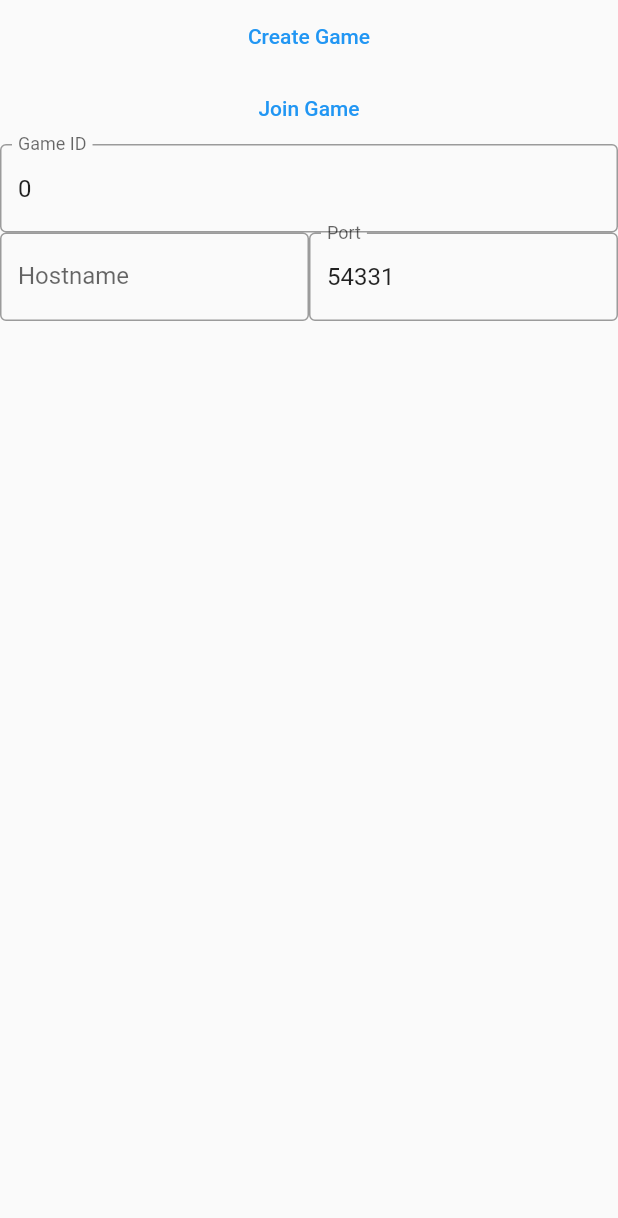
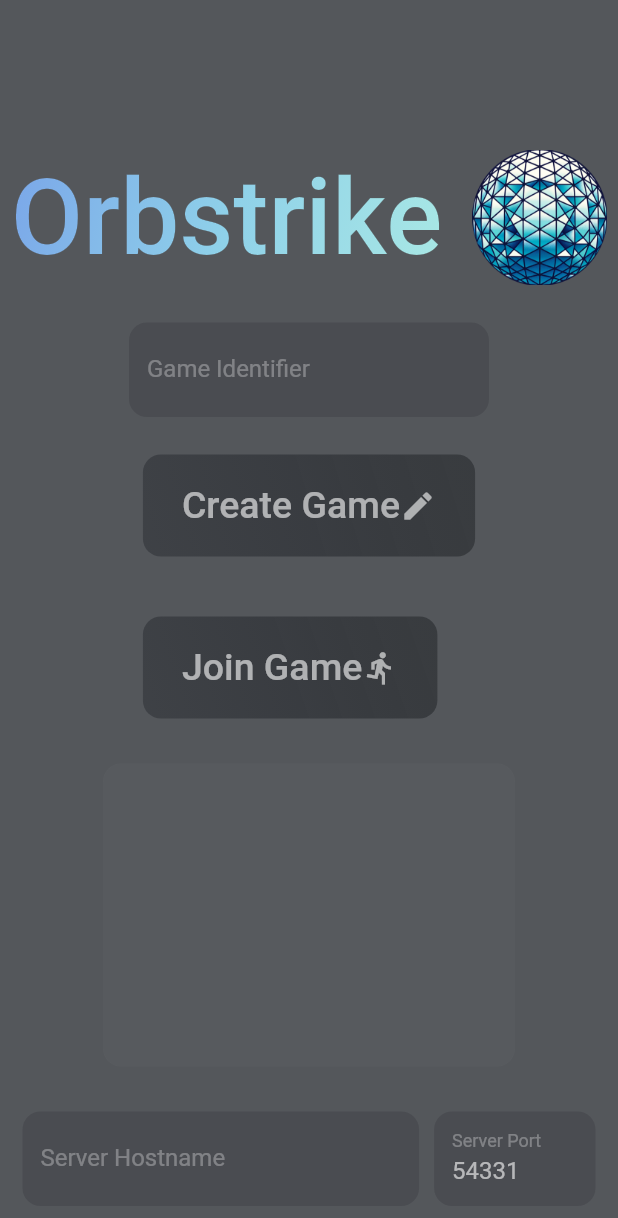
Before and after one commit to Megakuul/orbstrike, a Flutter app: the screen it shows after launch, on a phone screen of 412 x 824 dp. Shown: the top 1218 px of the screen. Run offline on Flutter 3.47's test engine with Material 2 defaults, Android fonts, the light colour scheme and no system bars; our stand-ins replace rxdart; missing offline and left inert: flame, grpc, protobuf.

Commit message:
Created Frontend Mainpage

```diff
--- /dev/null
+++ b/app/lib/Components/ElevatedIconButton.dart
@@ -0,0 +1,44 @@
+import 'package:flutter/material.dart';
+
+class ElevatedIconButton extends StatelessWidget {
+  final Text text;
+  final Icon icon;
+  final Gradient gradient;
+  final void Function() onPressed;
+  final double my;
+  final double mx;
+
+  const ElevatedIconButton({Key? key,
+    required this.text,
+    required this.gradient,
+    required this.icon,
+    required this.onPressed,
+    this.my = 0,
+    this.mx = 0,
+  }) : super(key: key);
+
+  @override
+  Widget build(BuildContext context) {
+    return Container(
+      margin: EdgeInsets.symmetric(vertical: mx, horizontal: my),
+      padding: const EdgeInsets.all(10),
+      decoration: BoxDecoration(
+        gradient: gradient,
+        borderRadius: BorderRadius.circular(12)
+      ),
+      child: ElevatedButton(
+        onPressed: onPressed,
+        style: ElevatedButton.styleFrom(
+          foregroundColor: Colors.white60,
+          backgroundColor: Colors.transparent,
+          shadowColor: Colors.transparent,
+        ),
+        child: Row(
+          mainAxisSize: MainAxisSize.min,
+          mainAxisAlignment: MainAxisAlignment.spaceBetween,
+          children: [text, icon],
+        )
+      ),
+    );
+  }
+}
--- /dev/null
+++ b/app/lib/Components/GradientText.dart
@@ -0,0 +1,19 @@
+import 'package:flutter/material.dart';
+
+class GradientText extends StatelessWidget {
+  final Text text;
+  final Gradient gradient;
+
+  GradientText({required this.text, required this.gradient});
+
+  @override
+  Widget build(BuildContext context) {
+    return ShaderMask(
+      blendMode: BlendMode.srcIn,
+      shaderCallback: (bounds) => gradient.createShader(
+        Rect.fromLTWH(0, 0, bounds.width, bounds.height)
+      ),
+      child: text,
+    );
+  }
+}
--- /dev/null
+++ b/app/lib/Components/InputField.dart
@@ -0,0 +1,47 @@
+import 'package:flutter/material.dart';
+
+class InputField extends StatelessWidget {
+
+  final double radius;
+  final double my;
+  final double mx;
+  final String hint;
+  final TextEditingController controller;
+  final void Function(String)? onChanged;
+  final TextInputType? keyboardType;
+
+  const InputField({
+    Key? key,
+    required this.radius,
+    required this.controller,
+    required this.hint,
+    this.onChanged,
+    this.keyboardType,
+    this.my = 0,
+    this.mx = 0,
+  }) : super(key: key);
+
+  @override
+  Widget build(BuildContext context) {
+    return Container(
+      margin: EdgeInsets.symmetric(horizontal: mx, vertical: my),
+      padding: const EdgeInsets.symmetric(horizontal: 12, vertical: 2),
+      decoration: BoxDecoration(
+        color: const Color.fromRGBO(74,76,81, 1),
+        borderRadius: BorderRadius.all(Radius.circular(radius)),
+      ),
+      child: TextFormField(
+        keyboardType: keyboardType,
+        cursorColor: Colors.white60,
+        style: const TextStyle(color: Colors.white60),
+        decoration: InputDecoration(
+          labelText: hint,
+          labelStyle: const TextStyle(color: Colors.white30),
+          border: InputBorder.none,
+        ),
+        controller: controller,
+        onChanged: onChanged,
+      ),
+    );
+  }
+}
--- a/app/lib/MainPage.dart
+++ b/app/lib/MainPage.dart
@@ -1,6 +1,12 @@
+import 'dart:math';
+
 import 'package:grpc/grpc.dart';
 import 'package:flame/game.dart';
 import 'package:flutter/material.dart';
+import 'package:orbstrike/Components/CreateGameDialog.dart';
+import 'package:orbstrike/Components/ElevatedIconButton.dart';
+import 'package:orbstrike/Components/GradientText.dart';
+import 'package:orbstrike/Components/InputField.dart';
 import 'package:orbstrike/proto/auth/auth.pbgrpc.dart';
 
 import 'Game/GameBoard.dart';
@@ -13,7 +19,7 @@ class GameConfiguration {
   List<int> latestGameIDs;
 }
 
-Future<int> createGame(GameConfiguration conf) async {
+Future<int> createGame(GameConfiguration conf, double radius, int maxPlayers) async {
   final client = AuthServiceClient(
     ClientChannel(
       conf.hostname,
@@ -54,11 +60,15 @@ class _MainPage extends State<MainPage> {
   final hostController = TextEditingController();
   final portController = TextEditingController();
 
+  final gameRadiusController = TextEditingController();
+  final gameMaxPlayerController = TextEditingController();
+
   @override
   void initState() {
     super.initState();
 
-    gameIdController.text = widget.gameConfig.gameID.toString();
+    final gameIdStr = widget.gameConfig.gameID.toString();
+    gameIdController.text = gameIdStr=="-1" ? "" : gameIdStr;
     hostController.text = widget.gameConfig.hostname;
     portController.text = widget.gameConfig.port.toString();
   }
@@ -66,15 +76,106 @@ class _MainPage extends State<MainPage> {
   @override
   Widget build(BuildContext context) {
     return Scaffold(
+      backgroundColor: const Color.fromRGBO(66,69,73, 0.9),
       body: Column(
         children: [
-          TextButton(
+          Padding(
+            padding: const EdgeInsets.only(top: 100, bottom: 20),
+            child: Row(
+              mainAxisAlignment: MainAxisAlignment.center,
+              children: [
+                GradientText(
+                  text: const Text(
+                    "Orbstrike",
+                    style: TextStyle(fontSize: 70, fontWeight: FontWeight.w500)
+                  ),
+                  gradient: const LinearGradient(
+                    colors: [
+                      Color.fromRGBO(128, 179, 255, 1),
+                      Color.fromRGBO(152, 228, 255, 1),
+                      Color.fromRGBO(182, 255, 250, 1)
+                    ],
+                    begin: Alignment.topLeft,
+                    end: Alignment.bottomRight
+                  )
+                ),
+                const SizedBox(width: 20),
+                Image.asset(
+                  "assets/icons/orbstrike.png",
+                  width: 90,
+                  height: 90,
+                  fit: BoxFit.cover,
+                )
+              ],
+            ),
+          ),
+
+          Container(
+            alignment: Alignment.center,
+            width: 250,
+            child: InputField(
+              mx: 5, my: 5,
+              hint: "Game Identifier",
+              controller: gameIdController,
+              radius: 12,
+              onChanged: (_) {
+                widget.gameConfig.gameID =
+                    int.tryParse(gameIdController.text) ?? widget.gameConfig.gameID;
+              },
+            ),
+          ),
+          Container(
+            constraints: const BoxConstraints(maxWidth: 700),
+            child: Wrap(
+              crossAxisAlignment: WrapCrossAlignment.center,
+              children: [
+                ElevatedIconButton(
+                  text: const Text("Create Game", style: TextStyle(fontSize: 25)),
+                  icon: const Icon(Icons.create),
+                  mx: 20, my: 20,
+                  gradient: const LinearGradient(
+                      colors: [
+                        Color.fromRGBO(54,57,62, 0.7),
+                        Color.fromRGBO(46,49,54, 0.7),
+                        Color.fromRGBO(30,33,36, 0.5),
+                      ],
+                      begin: Alignment.bottomLeft,
+                      end: Alignment.topRight
+                  ),
                   onPressed: () async {
                     try {
-                  widget.gameConfig.latestGameIDs.add(
-                      await createGame(widget.gameConfig)
+                      final res = await showDialog<String>(
+                        context: context,
+                        builder: (BuildContext context) {
+                          return CreateGameDialog(
+                            radiusController: gameRadiusController,
+                            maxPlayerController: gameMaxPlayerController,
                           );
-                  setState(() {});
+                        }
+                      );
+
+                      if (res!="Create") { return; }
+
+                      final double? radius =
+                        double.tryParse(gameRadiusController.text);
+                      if (radius==null) {
+                        throw Exception("Map Radius must be a number!");
+                      }
+                      final int? maxPlayers =
+                        int.tryParse(gameMaxPlayerController.text);
+                      if (maxPlayers==null) {
+                        throw Exception("Max Players must be a number!");
+                      }
+
+                      final gameId = await createGame(
+                          widget.gameConfig,
+                          radius,
+                          maxPlayers
+                      );
+
+                      setState(() {
+                        widget.gameConfig.latestGameIDs.insert(0, gameId);
+                      });
                     } catch (err) {
                       ScaffoldMessenger.of(context).showSnackBar(
                         SnackBar(
@@ -84,64 +185,107 @@ class _MainPage extends State<MainPage> {
                       );
                     }
                   },
-              child: const Text("Create Game")
                 ),
-          TextButton(
+                ElevatedIconButton(
+                  text: const Text("Join Game", style: TextStyle(fontSize: 25)),
+                  icon: const Icon(Icons.directions_run),
+                  mx: 20, my: 20,
+                  gradient: const LinearGradient(
+                      colors: [
+                        Color.fromRGBO(54,57,62, 0.7),
+                        Color.fromRGBO(46,49,54, 0.7),
+                        Color.fromRGBO(30,33,36, 0.5),
+                      ],
+                      begin: Alignment.bottomLeft,
+                      end: Alignment.topRight
+                  ),
                   onPressed: () {
                     widget.gameConfig.gameID = int.tryParse(gameIdController.text) ?? 0;
                     joinGame(context, widget.gameConfig);
                   },
-              child: const Text("Join Game")
                 ),
-          TextField(
-            decoration: const InputDecoration(
-              border: OutlineInputBorder(),
-              labelText: "Game ID"
+              ],
             ),
-            controller: gameIdController,
           ),
 
-          Row(
-            children: [
           Expanded(
-                child: TextField(
-                  decoration: const InputDecoration(
-                      border: OutlineInputBorder(),
-                      labelText: "Hostname"
+            child: Container(
+              decoration: BoxDecoration(
+                borderRadius: BorderRadius.circular(12),
+                color: const Color.fromRGBO(255,255,255, 0.02)
               ),
-                  onSubmitted: (hostname) {
-                    widget.gameConfig.hostname = hostname;
-                  },
-                  controller: hostController,
-                ),
-              ),
-              Expanded(
-                  child: TextField(
-                    decoration: const InputDecoration(
-                        border: OutlineInputBorder(),
-                        labelText: "Port"
-                    ),
-                    onSubmitted: (port) {
-                      widget.gameConfig.port = int.tryParse(port) ?? widget.gameConfig.port;
-                    },
-                    controller: portController,
-                  )
-              )
-            ],
-          ),
-          Expanded(
+              width: MediaQuery.of(context).size.width / 1.5,
+              margin: const EdgeInsets.symmetric(vertical: 10),
+              padding: const EdgeInsets.symmetric(horizontal: 4, vertical: 5),
               child: ListView.builder(
                 itemCount: widget.gameConfig.latestGameIDs.length,
                 itemBuilder: (context, i) {
                   final id = widget.gameConfig.latestGameIDs[i];
                   return ListTile(
-                        title: Text("$id")
+                    leading: IconButton(
+                      icon: const Icon(Icons.play_circle_outline_rounded),
+                      color: Colors.white38,
+                      splashRadius: 22,
+                      hoverColor: Colors.white10,
+                      onPressed: () {
+                        setState(() {
+                          gameIdController.text = id.toString();
+                        });
+                      },
+                    ),
+                    title: Row(
+                      mainAxisAlignment: MainAxisAlignment.spaceBetween,
+                      children: [
+                        const Text("Game Identifier",
+                            style: TextStyle(color: Colors.white60, fontSize: 20)),
+                        Text("$id",
+                            style: const TextStyle(color: Colors.white60, fontSize: 20)),
+                      ],
+                    )
                   );
                 }
+              ),
             )
           )
         ],
       ),
+      bottomNavigationBar: Align(
+        heightFactor: 1,
+        alignment: Alignment.bottomCenter,
+        child: Container(
+          margin: const EdgeInsets.symmetric(horizontal: 10, vertical: 15),
+          width: 600,
+          child: Row(
+            children: [
+              Expanded(
+                flex: 7,
+                child: InputField(
+                  mx: 5, my: 5,
+                  hint: "Server Hostname",
+                  controller: hostController,
+                  radius: 12,
+                  onChanged: (_) {
+                    widget.gameConfig.hostname = hostController.text;
+                  },
+                ),
+              ),
+              Expanded(
+                flex: 3,
+                child: InputField(
+                  mx: 5, my: 5,
+                  hint: "Server Port",
+                  controller: portController,
+                  radius: 12,
+                  onChanged: (_) {
+                    widget.gameConfig.port =
+                        int.tryParse(portController.text) ?? widget.gameConfig.port;
+                  },
+                ),
+              )
+            ],
+          ),
+        ),
+      )
     );
   }
 }
--- a/app/lib/main.dart
+++ b/app/lib/main.dart
@@ -27,15 +27,17 @@ class App extends StatelessWidget {
 
   @override
   Widget build(BuildContext context) {
+    const primaryColor = Colors.white60;
+
     return MaterialApp(
       title: "Orbstrike",
       theme: ThemeData(
-        primaryColor: createCustomSwatch(const Color.fromARGB(255, 20, 30, 48)),
+        primarySwatch: createCustomSwatch(primaryColor),
       ),
       home: MainPage(title: "Orbstrike", gameConfig: GameConfiguration(
         hostname: "",
         port: 54331,
-        gameID: 0,
+        gameID: -1,
         latestGameIDs: []
       )),
     );
--- a/app/pubspec.yaml
+++ b/app/pubspec.yaml
@@ -62,9 +62,8 @@ flutter:
   uses-material-design: true
 
   # To add assets to your application, add an assets section, like this:
-  # assets:
-  #   - images/a_dot_burr.jpeg
-  #   - images/a_dot_ham.jpeg
+  assets:
+    - assets/icons/
 
   # An image asset can refer to one or more resolution-specific "variants", see
   # https://flutter.dev/assets-and-images/#resolution-aware
```
Also changed, not shown: app/lib/Components/CreateGameDialog.dart (added, +56 -0 lines), app/assets/icons/orbstrike.png (added), 7 other files. Lines whose indentation alone changed are shown as unchanged.
